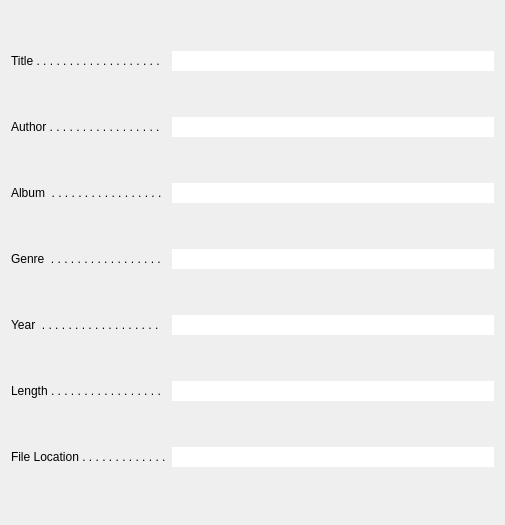
senatrkosarev/AudioPlayer, file App/resources/ui/PropertiesWidget.ui: the form before one commit.
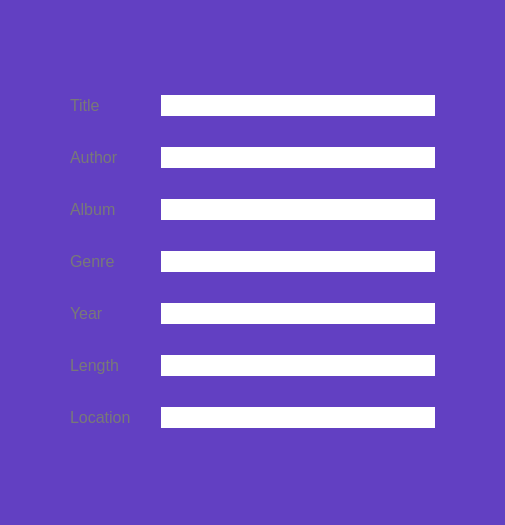
The form after the commit. Icons and pictures are not drawn.

Commit message: New 'Properties' window UI

```diff
--- a/App/resources/ui/PropertiesWidget.ui
+++ b/App/resources/ui/PropertiesWidget.ui
@@ -23,53 +23,92 @@
    <iconset>
     <normaloff>../icons/info_black.svg</normaloff>../icons/info_black.svg</iconset>
   </property>
+  <property name="styleSheet">
+   <string notr="true">QLabel {
+	color: rgb(120, 120, 120);
+}
+QWidget#PropertiesWidget {
+	background-color: rgb(98, 64, 194);
+}</string>
+  </property>
   <layout class="QGridLayout" name="gridLayout">
+   <property name="leftMargin">
+    <number>70</number>
+   </property>
+   <property name="topMargin">
+    <number>70</number>
+   </property>
+   <property name="rightMargin">
+    <number>70</number>
+   </property>
+   <property name="bottomMargin">
+    <number>70</number>
+   </property>
+   <property name="horizontalSpacing">
+    <number>30</number>
+   </property>
    <item row="0" column="0">
     <widget class="QLabel" name="title_label">
+     <property name="font">
+      <font>
+       <pointsize>12</pointsize>
+       <stylestrategy>PreferAntialias</stylestrategy>
+      </font>
+     </property>
      <property name="text">
-      <string>Title . . . . . . . . . . . . . . . . . . . </string>
+      <string>Title</string>
      </property>
     </widget>
    </item>
-   <item row="0" column="1">
-    <widget class="QLineEdit" name="title_text">
-     <property name="frame">
-      <bool>false</bool>
+   <item row="6" column="0">
+    <widget class="QLabel" name="file_label">
+     <property name="font">
+      <font>
+       <pointsize>12</pointsize>
+       <stylestrategy>PreferAntialias</stylestrategy>
+      </font>
      </property>
-     <property name="readOnly">
-      <bool>true</bool>
+     <property name="text">
+      <string>Location</string>
      </property>
     </widget>
    </item>
-   <item row="1" column="0">
-    <widget class="QLabel" name="author_label">
+   <item row="6" column="1">
+    <widget class="QLineEdit" name="file_text">
+     <property name="font">
+      <font>
+       <pointsize>12</pointsize>
+       <stylestrategy>PreferAntialias</stylestrategy>
+      </font>
+     </property>
      <property name="text">
-      <string>Author . . . . . . . . . . . . . . . . .</string>
+      <string/>
      </property>
-    </widget>
-   </item>
-   <item row="1" column="1">
-    <widget class="QLineEdit" name="author_text">
      <property name="frame">
       <bool>false</bool>
      </property>
+     <property name="alignment">
+      <set>Qt::AlignRight|Qt::AlignTrailing|Qt::AlignVCenter</set>
+     </property>
      <property name="readOnly">
       <bool>true</bool>
      </property>
     </widget>
    </item>
-   <item row="2" column="0">
-    <widget class="QLabel" name="album_label">
-     <property name="text">
-      <string>Album  . . . . . . . . . . . . . . . . .</string>
-     </property>
-    </widget>
-   </item>
    <item row="2" column="1">
     <widget class="QLineEdit" name="album_text">
+     <property name="font">
+      <font>
+       <pointsize>12</pointsize>
+       <stylestrategy>PreferAntialias</stylestrategy>
+      </font>
+     </property>
      <property name="frame">
       <bool>false</bool>
      </property>
+     <property name="alignment">
+      <set>Qt::AlignRight|Qt::AlignTrailing|Qt::AlignVCenter</set>
+     </property>
      <property name="readOnly">
       <bool>true</bool>
      </property>
@@ -77,78 +116,167 @@
    </item>
    <item row="3" column="0">
     <widget class="QLabel" name="genre_label">
+     <property name="font">
+      <font>
+       <pointsize>12</pointsize>
+       <stylestrategy>PreferAntialias</stylestrategy>
+      </font>
+     </property>
      <property name="text">
-      <string>Genre  . . . . . . . . . . . . . . . . .</string>
+      <string>Genre</string>
      </property>
     </widget>
    </item>
-   <item row="3" column="1">
-    <widget class="QLineEdit" name="genre_text">
-     <property name="frame">
-      <bool>false</bool>
+   <item row="2" column="0">
+    <widget class="QLabel" name="album_label">
+     <property name="font">
+      <font>
+       <pointsize>12</pointsize>
+       <stylestrategy>PreferAntialias</stylestrategy>
+      </font>
      </property>
-     <property name="readOnly">
-      <bool>true</bool>
-     </property>
-    </widget>
-   </item>
-   <item row="4" column="0">
-    <widget class="QLabel" name="year_label">
      <property name="text">
-      <string>Year  . . . . . . . . . . . . . . . . . .</string>
+      <string>Album</string>
      </property>
     </widget>
    </item>
    <item row="4" column="1">
     <widget class="QLineEdit" name="year_text">
+     <property name="font">
+      <font>
+       <pointsize>12</pointsize>
+       <stylestrategy>PreferAntialias</stylestrategy>
+      </font>
+     </property>
      <property name="frame">
       <bool>false</bool>
      </property>
+     <property name="alignment">
+      <set>Qt::AlignRight|Qt::AlignTrailing|Qt::AlignVCenter</set>
+     </property>
      <property name="readOnly">
       <bool>true</bool>
      </property>
     </widget>
    </item>
-   <item row="5" column="0">
-    <widget class="QLabel" name="length_label">
-     <property name="text">
-      <string>Length . . . . . . . . . . . . . . . . .</string>
-     </property>
-    </widget>
-   </item>
    <item row="5" column="1">
     <widget class="QLineEdit" name="length_text">
+     <property name="font">
+      <font>
+       <pointsize>12</pointsize>
+       <stylestrategy>PreferAntialias</stylestrategy>
+      </font>
+     </property>
      <property name="text">
       <string/>
      </property>
      <property name="frame">
       <bool>false</bool>
      </property>
+     <property name="alignment">
+      <set>Qt::AlignRight|Qt::AlignTrailing|Qt::AlignVCenter</set>
+     </property>
      <property name="readOnly">
       <bool>true</bool>
      </property>
     </widget>
    </item>
-   <item row="6" column="0">
-    <widget class="QLabel" name="file_label">
+   <item row="5" column="0">
+    <widget class="QLabel" name="length_label">
+     <property name="font">
+      <font>
+       <pointsize>12</pointsize>
+       <stylestrategy>PreferAntialias</stylestrategy>
+      </font>
+     </property>
      <property name="text">
-      <string>File Location . . . . . . . . . . . . .</string>
+      <string>Length</string>
      </property>
     </widget>
    </item>
-   <item row="6" column="1">
-    <widget class="QLineEdit" name="file_text">
+   <item row="1" column="0">
+    <widget class="QLabel" name="author_label">
+     <property name="font">
+      <font>
+       <pointsize>12</pointsize>
+       <stylestrategy>PreferAntialias</stylestrategy>
+      </font>
+     </property>
      <property name="text">
-      <string/>
+      <string>Author</string>
      </property>
+    </widget>
+   </item>
+   <item row="0" column="1">
+    <widget class="QLineEdit" name="title_text">
+     <property name="font">
+      <font>
+       <pointsize>12</pointsize>
+       <stylestrategy>PreferAntialias</stylestrategy>
+      </font>
+     </property>
      <property name="frame">
       <bool>false</bool>
      </property>
+     <property name="alignment">
+      <set>Qt::AlignRight|Qt::AlignTrailing|Qt::AlignVCenter</set>
+     </property>
      <property name="readOnly">
       <bool>true</bool>
      </property>
     </widget>
    </item>
+   <item row="1" column="1">
+    <widget class="QLineEdit" name="author_text">
+     <property name="font">
+      <font>
+       <pointsize>12</pointsize>
+       <stylestrategy>PreferAntialias</stylestrategy>
+      </font>
+     </property>
+     <property name="frame">
+      <bool>false</bool>
+     </property>
+     <property name="alignment">
+      <set>Qt::AlignRight|Qt::AlignTrailing|Qt::AlignVCenter</set>
+     </property>
+     <property name="readOnly">
+      <bool>true</bool>
+     </property>
+    </widget>
+   </item>
+   <item row="3" column="1">
+    <widget class="QLineEdit" name="genre_text">
+     <property name="font">
+      <font>
+       <pointsize>12</pointsize>
+       <stylestrategy>PreferAntialias</stylestrategy>
+      </font>
+     </property>
+     <property name="frame">
+      <bool>false</bool>
+     </property>
+     <property name="alignment">
+      <set>Qt::AlignRight|Qt::AlignTrailing|Qt::AlignVCenter</set>
+     </property>
+     <property name="readOnly">
+      <bool>true</bool>
+     </property>
+    </widget>
+   </item>
+   <item row="4" column="0">
+    <widget class="QLabel" name="year_label">
+     <property name="font">
+      <font>
+       <pointsize>12</pointsize>
+       <stylestrategy>PreferAntialias</stylestrategy>
+      </font>
+     </property>
+     <property name="text">
+      <string>Year</string>
+     </property>
+    </widget>
+   </item>
   </layout>
  </widget>
  <resources/>
```
The commit also changes 2 other files.
